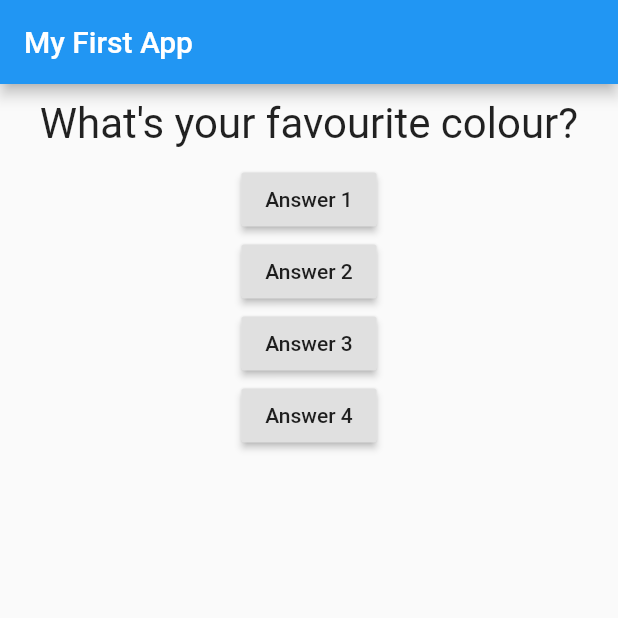
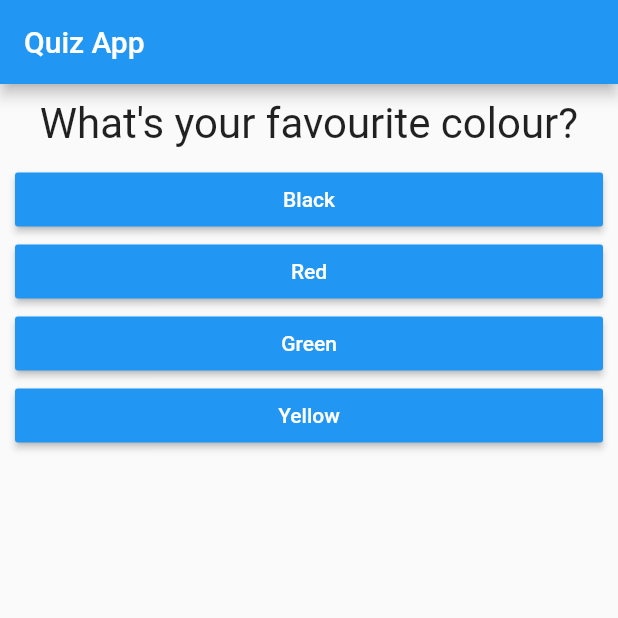
Before and after one commit to harshitm98/QuizAppFlutter, a Flutter app: the screen it shows after launch, on a phone screen of 412 x 824 dp, the top half of it. Run offline on Flutter 3.47's test engine with Material 2 defaults, Android fonts, the phone set to English and light mode, and no system bars.

Commit message:
Refactored to small widget for clean code

```diff
--- /dev/null
+++ b/lib/answer.dart
@@ -0,0 +1,21 @@
+import 'package:flutter/material.dart';
+
+class Answer extends StatelessWidget {
+  final Function selectHandler;  // Means it's a function or
+  final String answerText;
+  Answer(this.selectHandler, this.answerText);
+
+  @override
+  Widget build(BuildContext context) {
+    return Container(
+      width: double.infinity,
+      margin: EdgeInsets.fromLTRB(10, 0, 10, 0),
+      child: RaisedButton(
+        color: Colors.blue,
+        child: Text(answerText),
+        onPressed: selectHandler,
+        textColor: Colors.white,
+      ),
+    );
+  }
+}
--- a/lib/main.dart
+++ b/lib/main.dart
@@ -1,6 +1,7 @@
 import 'package:flutter/material.dart';
 
-import './question.dart';
+import './quiz.dart';
+import './result.dart';
 
 // void main(){
 //   runApp(MyApp()); // a "new" object of the class MyApp
@@ -20,55 +21,49 @@ class MyApp extends StatefulWidget {
 class _MyAppState extends State<MyApp> {
   var _questionIndex = 0;
 
+  final _questions = const [
+    {
+      "questionText": "What's your favourite colour?",
+      "answers": ["Black", "Red", "Green", "Yellow"],
+    },
+    {
+      "questionText": "What's your favourite animal?",
+      "answers": ["Lion", "Snake", "Rabbit", "Elephant"],
+    },
+    {
+      "questionText": "What's your favourite team?",
+      "answers": ["Barcelona", "Bayern", "Aresenal", "Man City"],
+    },
+  ];
+
   void _answerQuestion() {
     // setState does not re render the whole UI but only the concerned widget...
     setState(() {
       _questionIndex = _questionIndex + 1;
     });
     print(_questionIndex);
+    if (_questionIndex < _questions.length) {
+      print("We have more questions!");
+    } else {
+      print("No more questions!");
+    }
   }
 
   @override
   Widget build(BuildContext context) {
-    var questions = [
-      "What's your favourite colour?",
-      "What's your favourite animal?",
-    ];
     return MaterialApp(
       home: Scaffold(
         appBar: AppBar(
-          title: Text("My First App"),
+          title: Text("Quiz App"),
         ),
-        body: Column(
-          children: [
-            // We created our own widget Question here
-            // Makes it easier to manage the code, helps with performance since makes the code more efficient
-            Question(
-              questions[_questionIndex],
-            ),
-            RaisedButton(
-              child: Text("Answer 1"),
-              onPressed:
-                  _answerQuestion, // By removing the paranthesis, we are passing the pointer / name
-              // to the function so that it (flutter) can execute and not us while we are passing the fn
-            ),
-            RaisedButton(
-              child: Text("Answer 2"),
-              onPressed: () => {
-                // ...
-                print("Answer 2 is chosen...")
-              }, // Anonymous function...
-            ),
-            RaisedButton(
-              child: Text("Answer 3"),
-              onPressed: _answerQuestion,
-            ),
-            RaisedButton(
-              child: Text("Answer 4"),
-              onPressed: _answerQuestion,
-            ),
-          ],
-        ), // body only takes one widget
+        // Fancy way of if-else block (? - if and : - else)
+        body: _questionIndex < _questions.length
+            ? Quiz(
+                answerQuestion: _answerQuestion,
+                questions: _questions,
+                questionIndex: _questionIndex,
+              )
+            : Result(), // body only takes one widget
       ),
     );
   }
--- /dev/null
+++ b/lib/quiz.dart
@@ -0,0 +1,47 @@
+import 'package:flutter/material.dart';
+
+import './answer.dart';
+import './question.dart';
+
+class Quiz extends StatelessWidget {
+  final List<Map<String, Object>> questions;
+  final int questionIndex;
+  final Function answerQuestion;
+
+  Quiz(
+      {@required this.questions,
+      @required this.answerQuestion,
+      @required this.questionIndex});
+
+  @override
+  Widget build(BuildContext context) {
+    return Column(
+      children: [
+        // We created our own widget Question here
+        // Makes it easier to manage the code, helps with performance since makes the code more efficient
+        Question(
+          questions[questionIndex]["questionText"],
+        ),
+        /*
+            RaisedButton(
+              child: Text("Answer 1"),
+              onPressed:
+                  _answerQuestion, // By removing the paranthesis, we are passing the pointer / name
+              // to the function so that it (flutter) can execute and not us while we are passing the fn
+            ),
+            RaisedButton(
+              child: Text("Answer 2"),
+              onPressed: () => {
+                // ...
+                print("Answer 2 is chosen...")
+              }, // Anonymous function...
+            ),*/
+
+        // '...' does is spreads the list. That is takes all the values in the list and adds/spreads them individually
+        ...(questions[questionIndex]["answers"] as List<String>).map((answer) {
+          return Answer(answerQuestion, answer);
+        }).toList(),
+      ],
+    );
+  }
+}
--- /dev/null
+++ b/lib/result.dart
@@ -0,0 +1,10 @@
+import 'package:flutter/material.dart';
+
+class Result extends StatelessWidget {
+  @override
+  Widget build(BuildContext context) {
+    return Center(
+      child: Text("You did it!"),
+    );
+  }
+}
```
